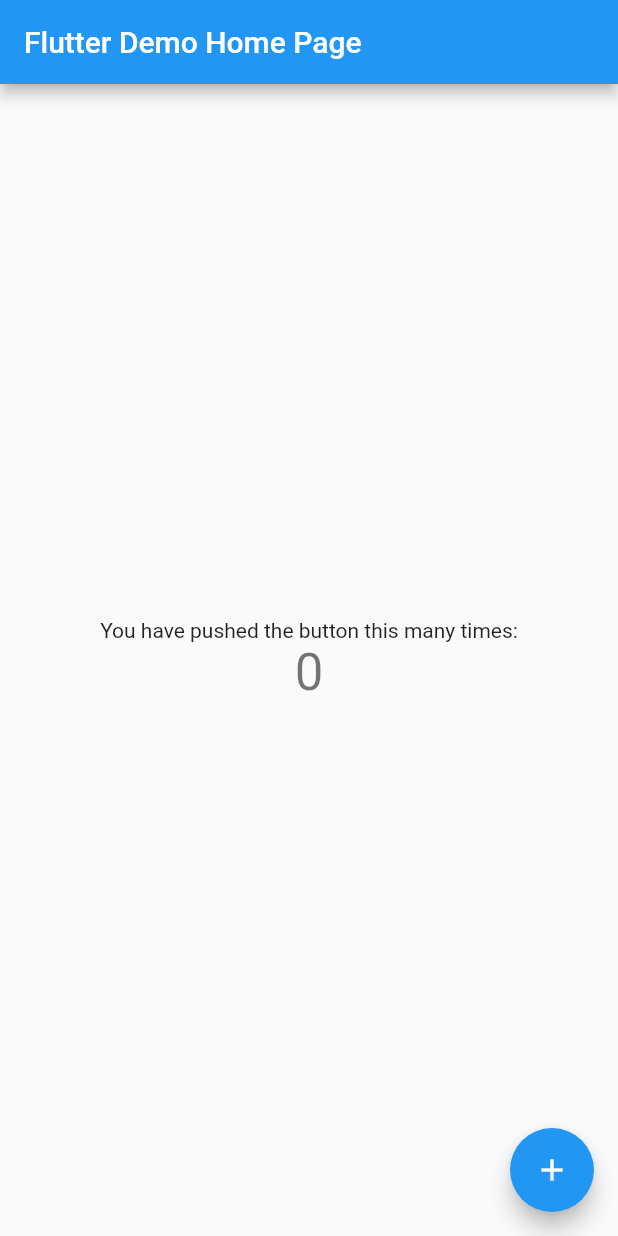
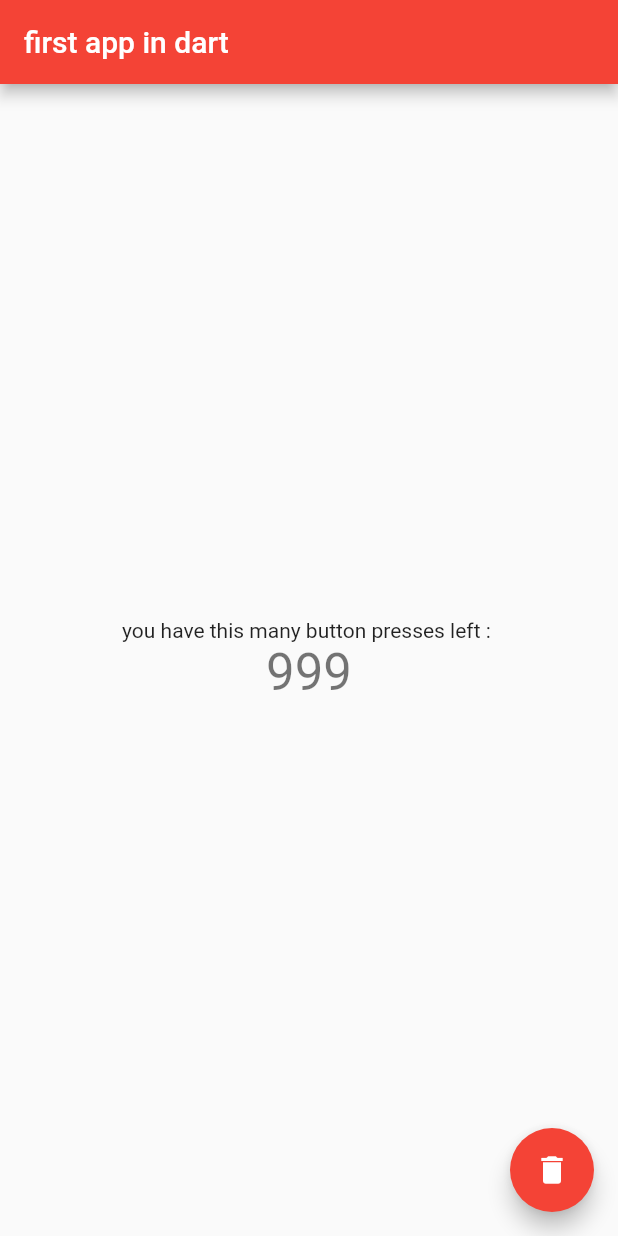
Before and after one commit to suryabbrj/flutter-stuff, a Flutter app: the screen it shows after launch, on a phone screen of 412 x 824 dp. Run offline on Flutter 3.47's test engine with Material 2 defaults, Android fonts, the phone set to English and light mode, and no system bars.

Commit message:
tried out some widgets

```diff
--- a/lib/main.dart
+++ b/lib/main.dart
@@ -11,7 +11,8 @@ class MyApp extends StatelessWidget {
   @override
   Widget build(BuildContext context) {
     return MaterialApp(
-      title: 'Flutter Demo',
+      debugShowCheckedModeBanner: false,
+      title: 'baby steps',
       theme: ThemeData(
         // This is the theme of your application.
         //
@@ -22,9 +23,9 @@ class MyApp extends StatelessWidget {
         // or simply save your changes to "hot reload" in a Flutter IDE).
         // Notice that the counter didn't reset back to zero; the application
         // is not restarted.
-        primarySwatch: Colors.blue,
+        primarySwatch: Colors.red,
       ),
-      home: const MyHomePage(title: 'Flutter Demo Home Page'),
+      home: const MyHomePage(title: 'first app in dart'),
     );
   }
 }
@@ -48,7 +49,7 @@ class MyHomePage extends StatefulWidget {
 }
 
 class _MyHomePageState extends State<MyHomePage> {
-  int _counter = 0;
+  int _counter = 999;
 
   void _incrementCounter() {
     setState(() {
@@ -57,7 +58,7 @@ class _MyHomePageState extends State<MyHomePage> {
       // so that the display can reflect the updated values. If we changed
       // _counter without calling setState(), then the build method would not be
       // called again, and so nothing would appear to happen.
-      _counter++;
+      _counter--;
     });
   }
 
@@ -96,7 +97,7 @@ class _MyHomePageState extends State<MyHomePage> {
           mainAxisAlignment: MainAxisAlignment.center,
           children: <Widget>[
             const Text(
-              'You have pushed the button this many times:',
+              'you have this many button presses left : ',
             ),
             Text(
               '$_counter',
@@ -107,8 +108,8 @@ class _MyHomePageState extends State<MyHomePage> {
       ),
       floatingActionButton: FloatingActionButton(
         onPressed: _incrementCounter,
-        tooltip: 'Increment',
-        child: const Icon(Icons.add),
+        tooltip: 'Decrement',
+        child: const Icon(Icons.delete),
       ), // This trailing comma makes auto-formatting nicer for build methods.
     );
   }
```
